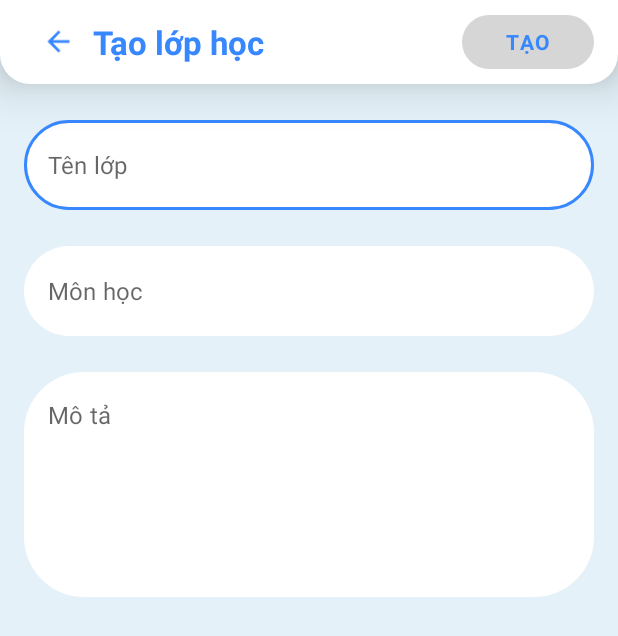
After one commit to hungtrinhh/MOB104-App, an Android app: the layout fragment_create_class.xml on its own in the app's theme, with its tools: preview values and no code run, on a phone screen of 412 x 824 dp. The commit adds this screen. Shown: the top 636 px of the screen. Run offline under Robolectric (Android 15) with nearby library versions, the light colour scheme and no system bars.

Commit message:
feature classroom

```diff
--- /dev/null
+++ b/app/src/main/res/layout/fragment_create_class.xml
@@ -0,0 +1,104 @@
+<?xml version="1.0" encoding="utf-8"?>
+<LinearLayout xmlns:android="http://schemas.android.com/apk/res/android"
+    xmlns:tools="http://schemas.android.com/tools"
+    android:layout_width="match_parent"
+    android:layout_height="match_parent"
+    xmlns:app="http://schemas.android.com/apk/res-auto"
+    tools:context=".fragments.teacher.CreateClassFragment"
+    android:background="@color/bg_primary"
+    android:orientation="vertical">
+
+    <androidx.appcompat.widget.Toolbar
+        android:layout_width="match_parent"
+        android:layout_height="?attr/actionBarSize"
+        android:background="@drawable/bg_toolbar"
+        android:elevation="20dp">
+
+        <ImageView
+            android:id="@+id/img_create_class_back"
+            android:layout_width="46dp"
+            android:layout_height="46dp"
+            android:src="@drawable/ic_baseline_arrow_back_24"
+            android:padding="12dp"
+            android:layout_gravity="start"
+            android:background="?android:selectableItemBackgroundBorderless"/>
+
+        <TextView
+            android:id="@+id/tv_create_class_title"
+            android:layout_width="wrap_content"
+            android:layout_height="wrap_content"
+            android:text="Tạo lớp học"
+            android:textSize="22sp"
+            android:textStyle="bold"
+            android:textColor="@color/blue_primary"/>
+
+        <Button
+            android:id="@+id/btn_create_class_create"
+            style="@style/ToolbarButton"
+            android:text="Tạo"
+            android:layout_gravity="end"
+            android:layout_marginVertical="4dp"
+            android:layout_marginEnd="16dp"
+            android:paddingHorizontal="16dp"
+            android:enabled="false"
+            android:layout_width="wrap_content"
+            android:textStyle="bold"/>
+    </androidx.appcompat.widget.Toolbar>
+
+    <LinearLayout
+        android:layout_width="match_parent"
+        android:layout_height="match_parent"
+        android:orientation="vertical"
+        android:paddingVertical="24sp"
+        android:paddingHorizontal="16dp">
+
+        <com.google.android.material.textfield.TextInputLayout
+            android:id="@+id/ed_layout_create_class_class_name"
+            android:layout_width="match_parent"
+            android:layout_height="wrap_content"
+            style="@style/Widget.MaterialComponents.TextInputLayout.OutlinedBox"
+            app:hintEnabled="false">
+
+            <com.google.android.material.textfield.TextInputEditText
+                android:id="@+id/ed_create_class_class_name"
+                style="@style/EditText"
+                android:hint="Tên lớp" />
+        </com.google.android.material.textfield.TextInputLayout>
+
+        <com.google.android.material.textfield.TextInputLayout
+            android:id="@+id/ed_layout_create_class_subject"
+            android:layout_width="match_parent"
+            android:layout_height="wrap_content"
+            style="@style/Widget.MaterialComponents.TextInputLayout.OutlinedBox"
+            app:hintEnabled="false"
+            android:layout_marginVertical="24dp">
+
+            <com.google.android.material.textfield.TextInputEditText
+                android:id="@+id/ed_create_class_subject"
+                style="@style/EditText"
+                android:hint="Môn học" />
+        </com.google.android.material.textfield.TextInputLayout>
+
+        <com.google.android.material.textfield.TextInputLayout
+            android:id="@+id/ed_layout_create_class_description"
+            android:layout_width="match_parent"
+            android:layout_height="wrap_content"
+            style="@style/Widget.MaterialComponents.TextInputLayout.OutlinedBox"
+            app:hintEnabled="false">
+
+            <com.google.android.material.textfield.TextInputEditText
+                android:id="@+id/ed_create_class_description"
+                style="@style/EditText"
+                android:layout_height="wrap_content"
+                android:hint="Mô tả"
+                android:inputType="textMultiLine"
+                android:lines="8"
+                android:maxLines="10"
+                android:minLines="6"
+                android:scrollbars="vertical"
+                android:gravity="top"/>
+        </com.google.android.material.textfield.TextInputLayout>
+    </LinearLayout>
+
+
+</LinearLayout>
--- a/app/src/main/res/layout/fragment_view_class.xml
+++ b/app/src/main/res/layout/fragment_view_class.xml
@@ -5,7 +5,7 @@
     android:layout_width="match_parent"
     android:layout_height="match_parent"
     android:background="@color/bg_primary"
-    tools:context=".fragments.auth.teacher.ViewClassFragment">
+    tools:context=".fragments.teacher.ViewClassFragment">
 
     <FrameLayout
         android:layout_width="match_parent"
```
Also changed, not shown: app/src/main/res/layout/fragment_class_info.xml (added, +152 -0 lines), app/src/main/res/layout/fragment_feedback.xml (added, +58 -0 lines).
